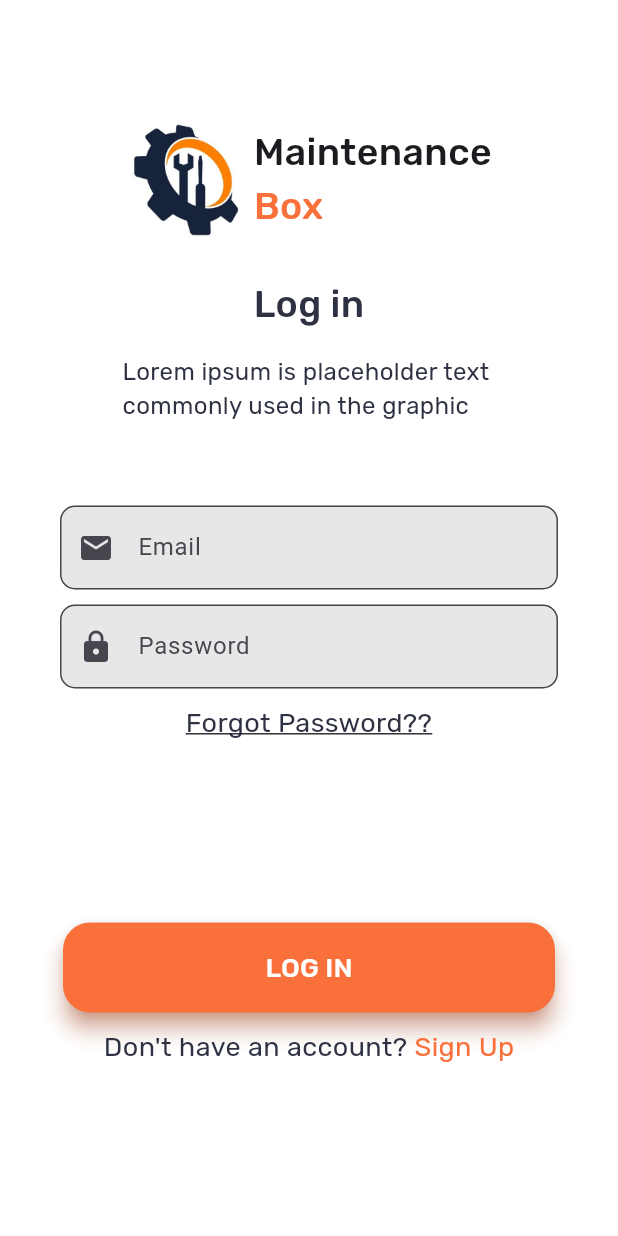
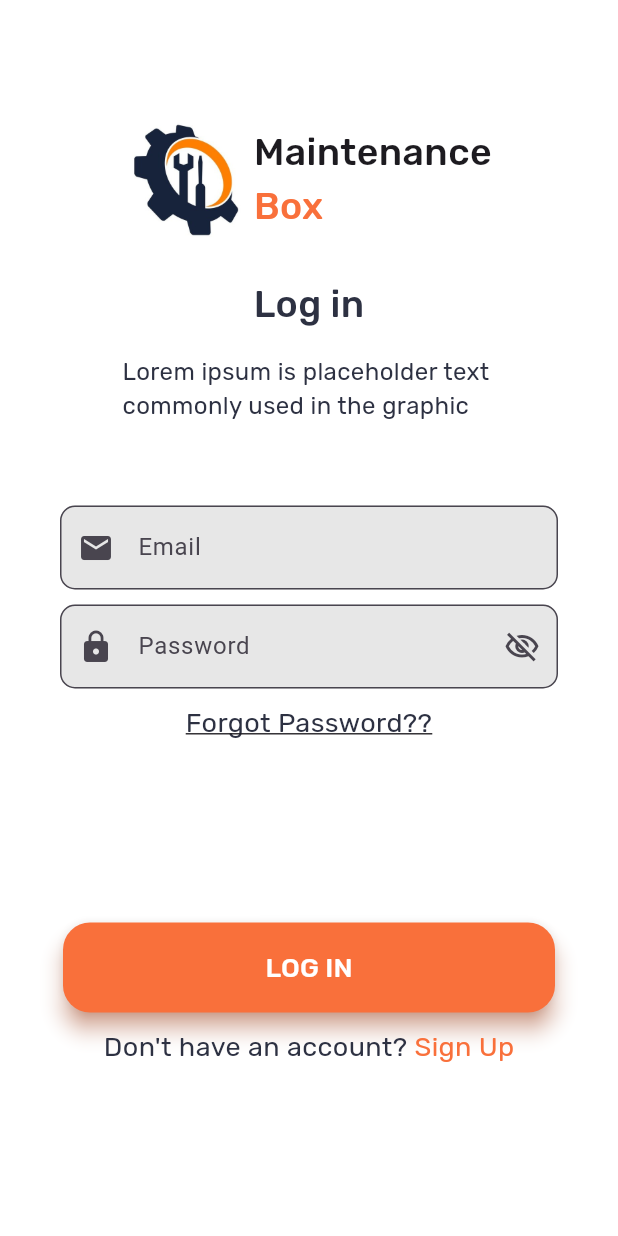
Before and after one commit to ShantoGUB567/Flutter, a Flutter app: the screen it shows after launch, on a phone screen of 412 x 824 dp. Run offline on Flutter 3.47's test engine with Material 3 defaults, Android fonts, the phone set to English and light mode, and no system bars; our stand-ins replace cached_network_image, google_fonts, image_picker, shimmer, speech_to_text; accounts and stored records are empty.

Commit message:
finish full UI

```diff
--- a/login_ui/lib/main.dart
+++ b/login_ui/lib/main.dart
@@ -85,6 +85,7 @@ class LoginActivity extends StatelessWidget {
                         filled: true,
                         fillColor: Color(0xffE7E7E7),
                         prefixIcon: Icon(Icons.lock),
+                        suffixIcon: Icon(Icons.visibility_off_outlined),
                         border: OutlineInputBorder(
                             borderRadius: BorderRadius.circular(10),
                             borderSide: BorderSide(color: Color(0xffB6B6B6), width: 2)
```
